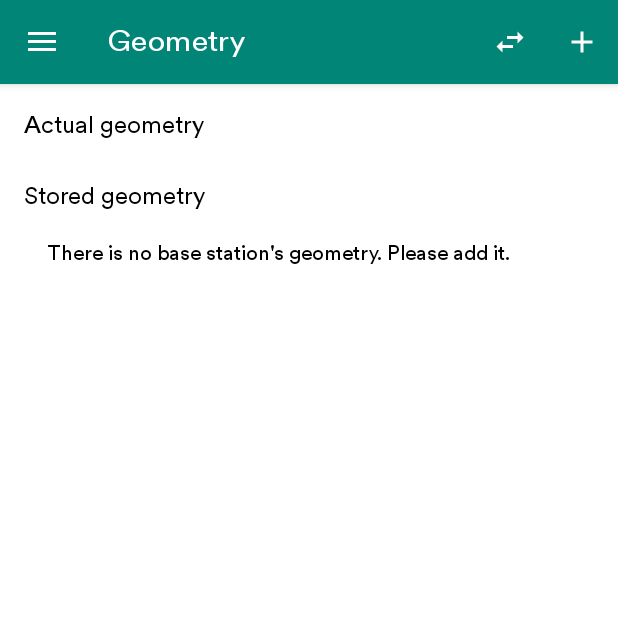
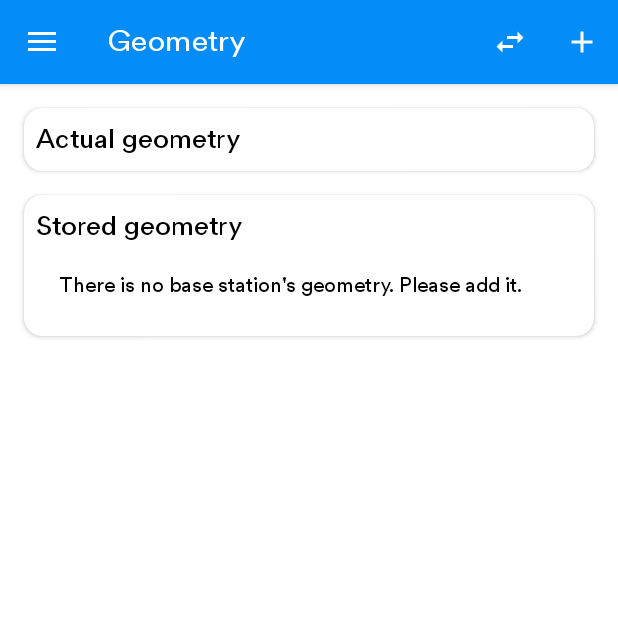
Before and after one commit to kacer/3D-Tracker-Vive-Android, an Android app: the fragment GeometryFragment placed in its activity, on a phone screen of 412 x 824 dp, the top half of it. Run offline under Robolectric (Android 15) with nearby library versions, the phone set to English and light mode, and no system bars; our stand-ins replace ButterKnife; libraries missing offline, so code that uses them is left out: java9.lang, java9.util, java9.util.stream; 2 statements that could not run were skipped.

Commit message:
Change design of the app, pick colors, edit header in drawer

```diff
--- a/app/src/main/java/cz/marw/threed_tracker_vive/MainActivity.java
+++ b/app/src/main/java/cz/marw/threed_tracker_vive/MainActivity.java
@@ -1,5 +1,8 @@
 package cz.marw.threed_tracker_vive;
 
+import android.content.BroadcastReceiver;
+import android.content.Context;
+import android.content.Intent;
 import android.content.pm.PackageInfo;
 import android.content.pm.PackageManager;
 import android.os.Bundle;
@@ -22,6 +25,7 @@ import butterknife.ButterKnife;
 import cz.marw.threed_tracker_vive.connectivity.DevicesScanner;
 import cz.marw.threed_tracker_vive.connectivity.DiscoveryFragment;
 import cz.marw.threed_tracker_vive.geometry.GeometryFragment;
+import cz.marw.threed_tracker_vive.model.PositionTracker;
 import cz.marw.threed_tracker_vive.rendering.RenderingFragment;
 import cz.marw.threed_tracker_vive.util.PreferenceManager;
 
@@ -29,6 +33,8 @@ import android.view.Menu;
 import android.view.MenuItem;
 import android.widget.TextView;
 import android.widget.Toast;
+
+import java.util.List;
 
 public class MainActivity extends AppCompatActivity
         implements NavigationView.OnNavigationItemSelectedListener, DrawerLayout.DrawerListener,
@@ -42,9 +48,13 @@ public class MainActivity extends AppCompatActivity
     @BindView(R.id.nav_view)
     NavigationView navigationView;
 
+    TextView connectedTrackers;
+
     private int itemSelected;
     private Fragment discoveryFragment;
     private Fragment renderingFragment;
+
+    private DevicesBroadcastReceiver broadcastReceiver = new DevicesBroadcastReceiver();
 
     private int clickCounter;
     private Handler clickHandler = new Handler();
@@ -77,6 +87,8 @@ public class MainActivity extends AppCompatActivity
 
         navigationView.setNavigationItemSelectedListener(this);
         navigationView.setCheckedItem(R.id.nav_trackers);
+        connectedTrackers = navigationView.getHeaderView(0).findViewById(R.id.connectedTrackersTextView);
+        connectedTrackers.setText(getConnectedTrackersString(0));
         if(PreferenceManager.isUserAdmin())
             navigationView.getMenu().findItem(R.id.nav_geometry).setVisible(true);
 
@@ -89,6 +101,8 @@ public class MainActivity extends AppCompatActivity
         }*/
         discoveryFragment = new DiscoveryFragment();
         renderingFragment = new RenderingFragment();
+
+        DevicesScanner.getInstance().registerBroadcastReceiver(broadcastReceiver, DevicesScanner.ACTION_CONNECTION_STATE);
 
         openFragment(discoveryFragment);
     }
@@ -215,6 +229,30 @@ public class MainActivity extends AppCompatActivity
         }
     }
 
+    private String getConnectedTrackersString(int count) {
+        return getString(R.string.connected_colon_formatted,
+                getResources().getQuantityString(R.plurals.number_of_trackers, count, count));
+    }
+
+    private class DevicesBroadcastReceiver extends BroadcastReceiver {
+
+        @Override
+        public void onReceive(Context context, Intent intent) {
+            String action = intent.getAction();
+            if(DevicesScanner.ACTION_CONNECTION_STATE.equals(action)) {
+                // recalculate a connected trackers
+                List<PositionTracker> devices = DevicesScanner.getInstance().getDevices();
+                int count = 0;
+                for(PositionTracker tracker : devices) {
+                    if(tracker.isConnected()) {
+                        count++;
+                    }
+                }
+                connectedTrackers.setText(getConnectedTrackersString(count));
+            }
+        }
+    }
+
     @Override
     public void onDrawerSlide(@NonNull View drawerView, float slideOffset) {
 
--- a/app/src/main/java/cz/marw/threed_tracker_vive/connectivity/DiscoveryFragment.java
+++ b/app/src/main/java/cz/marw/threed_tracker_vive/connectivity/DiscoveryFragment.java
@@ -8,6 +8,7 @@ import android.content.BroadcastReceiver;
 import android.content.Context;
 import android.content.Intent;
 import android.content.pm.PackageManager;
+import android.os.Build;
 import android.os.Bundle;
 import android.view.LayoutInflater;
 import android.view.Menu;
@@ -79,6 +80,12 @@ public class DiscoveryFragment extends Fragment implements SwipeRefreshLayout.On
         super.onViewCreated(view, savedInstanceState);
         getActivity().setTitle(R.string.threed_trackers);
         refreshLayout.setOnRefreshListener(this);
+        if(Build.VERSION.SDK_INT >= Build.VERSION_CODES.M) {
+            refreshLayout.setColorSchemeColors(getResources().getColor(R.color.colorAccent, getActivity().getTheme()));
+        } else {
+            refreshLayout.setColorSchemeColors(getResources().getColor(R.color.colorAccent));
+        }
+
         devicesAdapter = new DevicesAdapter(getContext());
         devicesRecyclerView.setHasFixedSize(true);
         devicesRecyclerView.setLayoutManager(new LinearLayoutManager(getContext()));
--- a/app/src/main/java/cz/marw/threed_tracker_vive/model/PositionTracker.java
+++ b/app/src/main/java/cz/marw/threed_tracker_vive/model/PositionTracker.java
@@ -106,7 +106,7 @@ public class PositionTracker implements Parcelable {
         this.colorDrawable = colorDrawable;
         switch(colorDrawable) {
             case R.drawable.item_3d_tracker_blue:
-                color = R.color.colorTackerBlueMiddle;
+                color = R.color.colorTrackerBlueMiddle;
                 break;
             case R.drawable.item_3d_tracker_cherry:
                 color = R.color.colorTrackerCherryMiddle;
--- a/app/src/main/res/drawable/side_nav_bar.xml
+++ b/app/src/main/res/drawable/side_nav_bar.xml
@@ -2,8 +2,7 @@
     android:shape="rectangle">
     <gradient
         android:angle="135"
-        android:centerColor="#009688"
-        android:endColor="#00695C"
-        android:startColor="#4DB6AC"
+        android:endColor="@color/colorPrimary"
+        android:startColor="#4DB68E"
         android:type="linear" />
 </shape>
--- a/app/src/main/res/layout/fragment_geometry.xml
+++ b/app/src/main/res/layout/fragment_geometry.xml
@@ -1,14 +1,26 @@
 <?xml version="1.0" encoding="utf-8"?>
-<ScrollView
-    android:layout_width="match_parent"
+<ScrollView android:layout_width="match_parent"
     android:layout_height="wrap_content"
-    android:padding="@dimen/content_padding"
-    xmlns:android="http://schemas.android.com/apk/res/android">
+    xmlns:android="http://schemas.android.com/apk/res/android"
+    xmlns:app="http://schemas.android.com/apk/res-auto">
 
     <LinearLayout
         android:layout_height="wrap_content"
         android:layout_width="match_parent"
+        android:padding="@dimen/content_padding_half"
         android:orientation="vertical">
+
+        <androidx.cardview.widget.CardView
+            android:layout_margin="@dimen/content_padding_half"
+            app:cardCornerRadius="@dimen/card_corner_radius"
+            android:layout_width="match_parent"
+            android:layout_height="wrap_content">
+
+            <LinearLayout
+                android:orientation="vertical"
+                android:padding="@dimen/content_padding_half"
+                android:layout_width="match_parent"
+                android:layout_height="wrap_content">
 
                 <TextView
                     android:textAppearance="@style/AppTheme.TextAppearance.Title1"
@@ -22,10 +34,23 @@
                     android:layout_height="wrap_content"
                     android:layout_width="match_parent"
                     xmlns:android="http://schemas.android.com/apk/res/android" />
+            </LinearLayout>
+        </androidx.cardview.widget.CardView>
+
+        <androidx.cardview.widget.CardView
+            android:layout_margin="@dimen/content_padding_half"
+            app:cardCornerRadius="@dimen/card_corner_radius"
+            android:layout_width="match_parent"
+            android:layout_height="wrap_content">
+
+            <LinearLayout
+                android:orientation="vertical"
+                android:padding="@dimen/content_padding_half"
+                android:layout_width="match_parent"
+                android:layout_height="wrap_content">
 
                 <TextView
                     android:textAppearance="@style/AppTheme.TextAppearance.Title1"
-            android:layout_marginTop="24dp"
                     android:text="@string/stored_geometry"
                     android:layout_width="wrap_content"
                     android:layout_height="wrap_content" />
@@ -37,4 +62,6 @@
                     android:layout_width="match_parent"
                     xmlns:android="http://schemas.android.com/apk/res/android" />
             </LinearLayout>
+        </androidx.cardview.widget.CardView>
+    </LinearLayout>
 </ScrollView>
--- a/app/src/main/res/values/colors.xml
+++ b/app/src/main/res/values/colors.xml
@@ -1,10 +1,10 @@
 <?xml version="1.0" encoding="utf-8"?>
 <resources>
-    <color name="colorPrimary">#008577</color>
-    <color name="colorPrimaryDark">#00574B</color>
-    <color name="colorAccent">#D81B60</color>
+    <color name="colorPrimary">#048CF8</color>
+    <color name="colorPrimaryDark">#0060c4</color>
+    <color name="colorAccent">#f87204</color>
 
-    <color name="colorTackerBlueMiddle">#009cc6</color>
+    <color name="colorTrackerBlueMiddle">#009cc6</color>
     <color name="colorTrackerCherryMiddle">#ef4746</color>
     <color name="colorTrackerGreenMiddle">#94b205</color>
     <color name="colorTrackerOrangeMiddle">#f97f26</color>
--- a/app/src/main/res/values/strings.xml
+++ b/app/src/main/res/values/strings.xml
@@ -43,4 +43,12 @@
     <string name="actual_geometry">Actual geometry</string>
     <string name="stored_geometry">Stored geometry</string>
     <string name="swap_geometry">Swap geometry</string>
+    <string name="connected_colon_formatted">Connected: %1$s</string>
+    <plurals name="number_of_trackers">
+        <item quantity="zero">no tracker</item>
+        <item quantity="one">%d tracker</item>
+        <item quantity="few">%d trackers</item>
+        <item quantity="many">%d trackers</item>
+        <item quantity="other">no tracker</item>
+    </plurals>
 </resources>
--- a/app/src/main/res/values/styles.xml
+++ b/app/src/main/res/values/styles.xml
@@ -40,7 +40,7 @@
     </style>
 
     <style name="AppTheme.TextAppearance.Title1" parent="AppTheme.TextAppearance.Item3DTracker.Base">
-        <item name="android:textSize">16sp</item>
+        <item name="android:textSize">18sp</item>
     </style>
 
     <style name="AppTheme.Widget.Item3DTracker.Button" parent="Widget.AppCompat.Button">
```
Also changed, not shown: app/src/main/res/layout/nav_header_main.xml (+2 -15 lines). Lines whose indentation alone changed are shown as unchanged.
